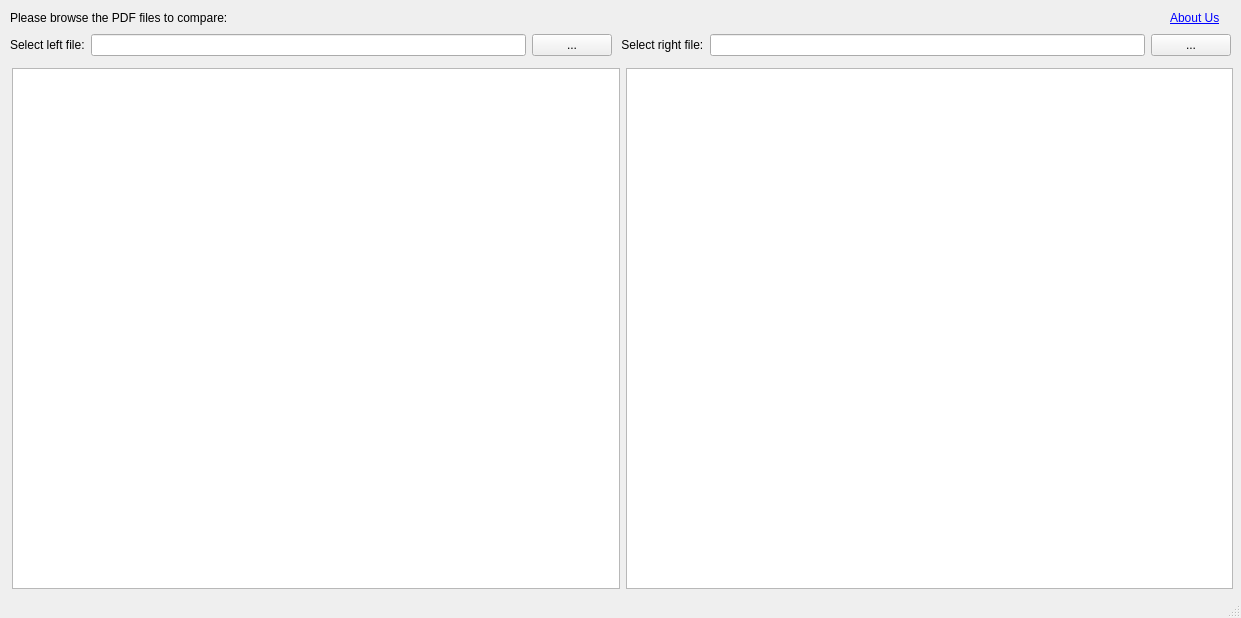
Qt form src/ui.ui (mcagriaksoy/diff_merge_pdf) before a commit.
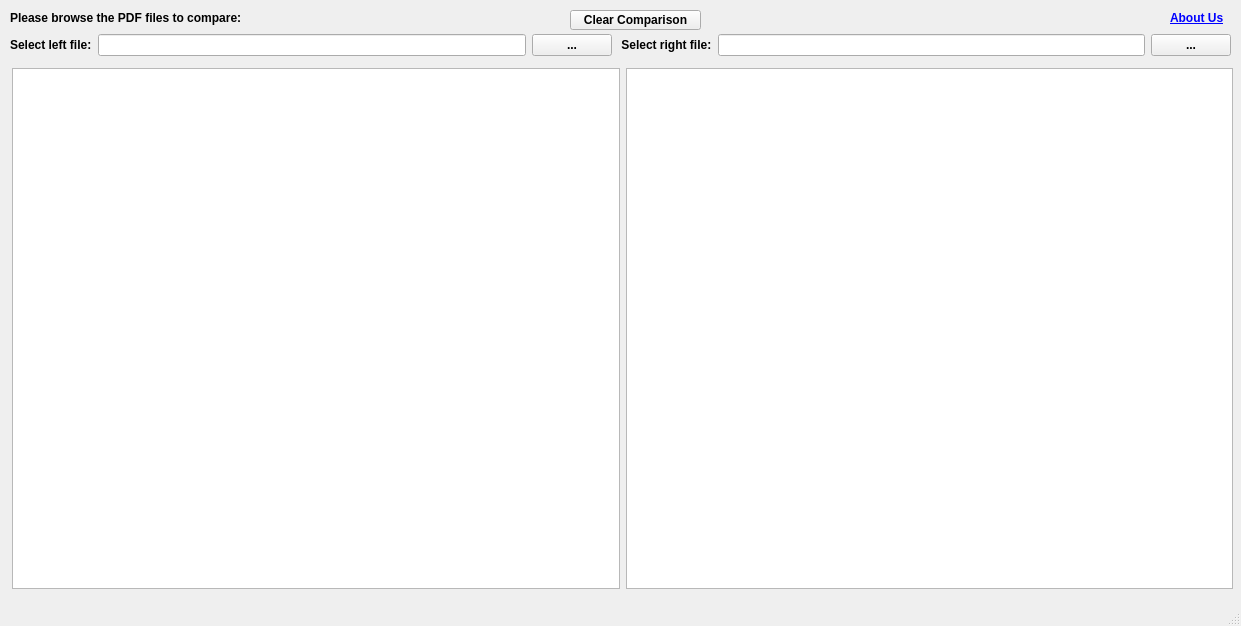
The same form after that commit. Icons and pictures are not drawn.

Commit message: Image comparison add

The edit to the form file:
```diff
--- a/src/ui.ui
+++ b/src/ui.ui
@@ -7,9 +7,16 @@
     <x>0</x>
     <y>0</y>
     <width>1241</width>
-    <height>618</height>
+    <height>626</height>
    </rect>
   </property>
+  <property name="font">
+   <font>
+    <family>Arial</family>
+    <weight>75</weight>
+    <bold>true</bold>
+   </font>
+  </property>
   <property name="contextMenuPolicy">
    <enum>Qt::DefaultContextMenu</enum>
   </property>
@@ -143,6 +150,19 @@
      </item>
     </layout>
    </widget>
+   <widget class="QPushButton" name="clearButton">
+    <property name="geometry">
+     <rect>
+      <x>570</x>
+      <y>10</y>
+      <width>131</width>
+      <height>20</height>
+     </rect>
+    </property>
+    <property name="text">
+     <string>Clear Comparison</string>
+    </property>
+   </widget>
   </widget>
   <widget class="QStatusBar" name="statusbar"/>
  </widget>
```
Left out of the diff: 9 changed lines with no effect on the pictures. The commit also changes 4 other files.
